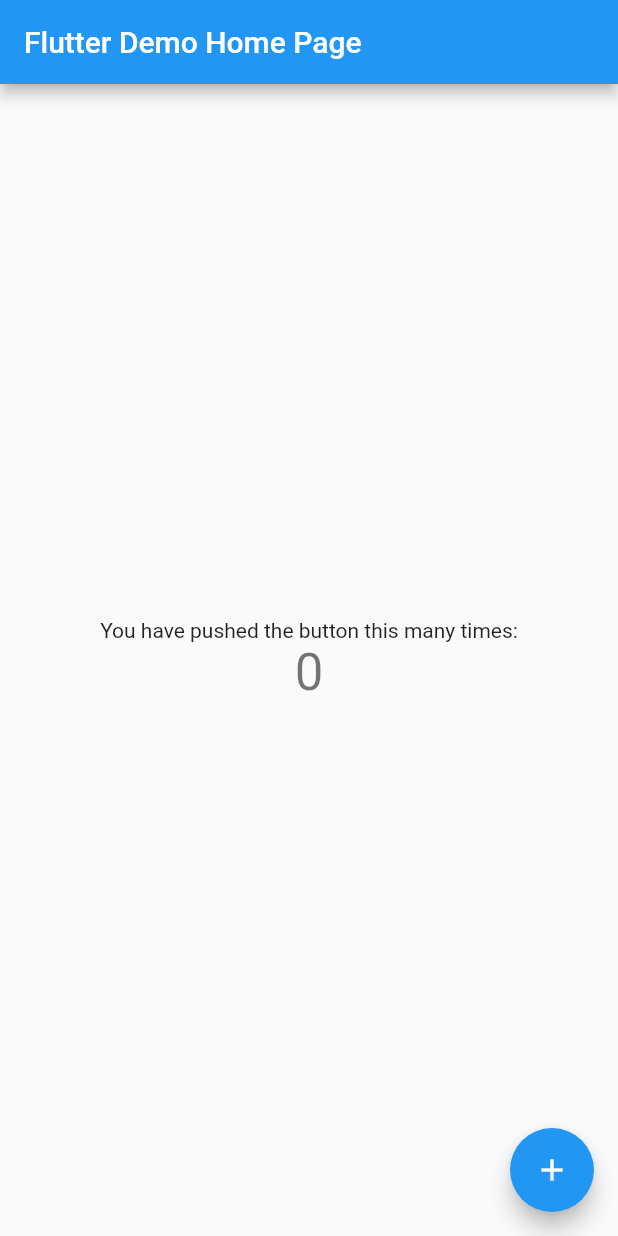
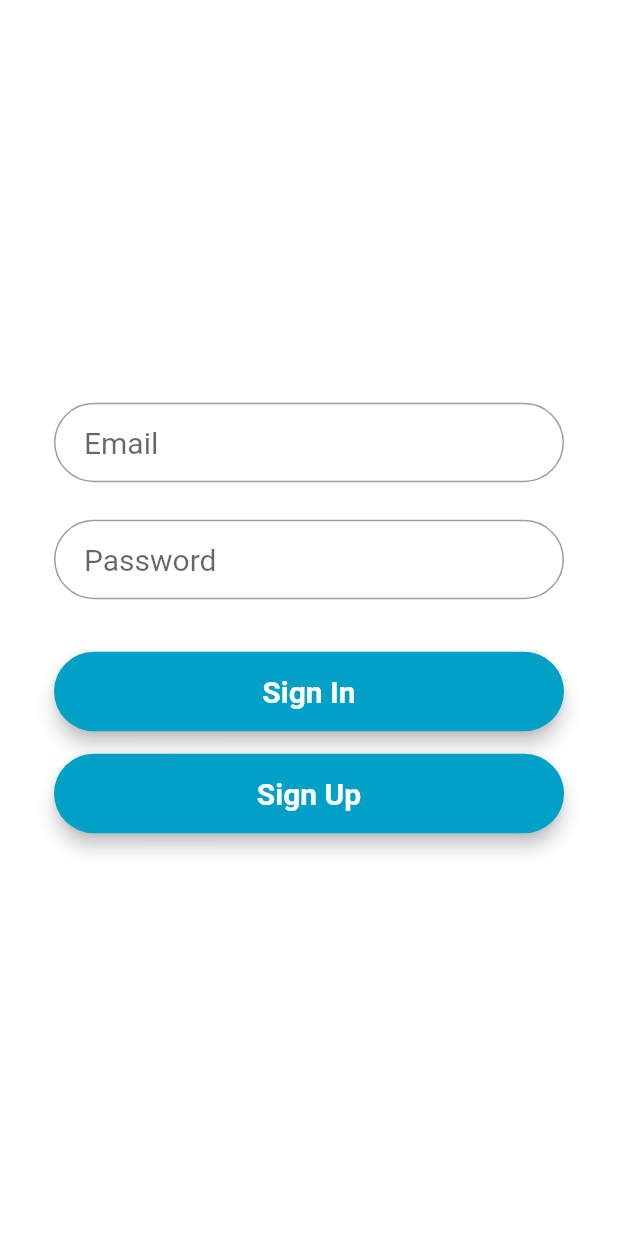
Before and after one commit to ong-ar/fix-up-with-app, a Flutter app: the screen it shows after launch, on a phone screen of 412 x 824 dp. Run offline on Flutter 3.47's test engine with Material 2 defaults, Android fonts, the phone set to English and light mode, and no system bars; Roboto replaces fonts that are missing (Montserrat).

Commit message:
signin screen 기초 작업

```diff
--- a/lib/main.dart
+++ b/lib/main.dart
@@ -1,4 +1,5 @@
 import 'package:flutter/material.dart';
+import "routes.dart";
 
 void main() => runApp(MyApp());
 
@@ -20,92 +21,8 @@ class MyApp extends StatelessWidget {
         // is not restarted.
         primarySwatch: Colors.blue,
       ),
-      home: MyHomePage(title: 'Flutter Demo Home Page'),
+      initialRoute: '/',
+      routes: routes,
     );
   }
 }
-
-class MyHomePage extends StatefulWidget {
-  MyHomePage({Key key, this.title}) : super(key: key);
-
-  // This widget is the home page of your application. It is stateful, meaning
-  // that it has a State object (defined below) that contains fields that affect
-  // how it looks.
-
-  // This class is the configuration for the state. It holds the values (in this
-  // case the title) provided by the parent (in this case the App widget) and
-  // used by the build method of the State. Fields in a Widget subclass are
-  // always marked "final".
-
-  final String title;
-
-  @override
-  _MyHomePageState createState() => _MyHomePageState();
-}
-
-class _MyHomePageState extends State<MyHomePage> {
-  int _counter = 0;
-
-  void _incrementCounter() {
-    setState(() {
-      // This call to setState tells the Flutter framework that something has
-      // changed in this State, which causes it to rerun the build method below
-      // so that the display can reflect the updated values. If we changed
-      // _counter without calling setState(), then the build method would not be
-      // called again, and so nothing would appear to happen.
-      _counter++;
-    });
-  }
-
-  @override
-  Widget build(BuildContext context) {
-    // This method is rerun every time setState is called, for instance as done
-    // by the _incrementCounter method above.
-    //
-    // The Flutter framework has been optimized to make rerunning build methods
-    // fast, so that you can just rebuild anything that needs updating rather
-    // than having to individually change instances of widgets.
-    return Scaffold(
-      appBar: AppBar(
-        // Here we take the value from the MyHomePage object that was created by
-        // the App.build method, and use it to set our appbar title.
-        title: Text(widget.title),
-      ),
-      body: Center(
-        // Center is a layout widget. It takes a single child and positions it
-        // in the middle of the parent.
-        child: Column(
-          // Column is also layout widget. It takes a list of children and
-          // arranges them vertically. By default, it sizes itself to fit its
-          // children horizontally, and tries to be as tall as its parent.
-          //
-          // Invoke "debug painting" (press "p" in the console, choose the
-          // "Toggle Debug Paint" action from the Flutter Inspector in Android
-          // Studio, or the "Toggle Debug Paint" command in Visual Studio Code)
-          // to see the wireframe for each widget.
-          //
-          // Column has various properties to control how it sizes itself and
-          // how it positions its children. Here we use mainAxisAlignment to
-          // center the children vertically; the main axis here is the vertical
-          // axis because Columns are vertical (the cross axis would be
-          // horizontal).
-          mainAxisAlignment: MainAxisAlignment.center,
-          children: <Widget>[
-            Text(
-              'You have pushed the button this many times:',
-            ),
-            Text(
-              '$_counter',
-              style: Theme.of(context).textTheme.display1,
-            ),
-          ],
-        ),
-      ),
-      floatingActionButton: FloatingActionButton(
-        onPressed: _incrementCounter,
-        tooltip: 'Increment',
-        child: Icon(Icons.add),
-      ), // This trailing comma makes auto-formatting nicer for build methods.
-    );
-  }
-}
--- /dev/null
+++ b/lib/routes.dart
@@ -0,0 +1,4 @@
+import 'package:flutter/material.dart';
+import 'screens/auth/index.dart';
+
+final routes = {'/': (BuildContext context) => Auth()};
--- /dev/null
+++ b/lib/screens/auth/auth.dart
@@ -0,0 +1,90 @@
+import 'package:flutter/material.dart';
+
+class Auth extends StatefulWidget {
+  @override
+  _AuthState createState() => _AuthState();
+}
+
+class _AuthState extends State<Auth> {
+  TextStyle style = TextStyle(fontFamily: 'Montserrat', fontSize: 20.0);
+  @override
+  Widget build(BuildContext context) {
+    final emailField = TextField(
+      obscureText: false,
+      style: style,
+      decoration: InputDecoration(
+          hintText: "Email",
+          contentPadding: EdgeInsets.fromLTRB(20.0, 15.0, 20.0, 15.0),
+          border:
+              OutlineInputBorder(borderRadius: BorderRadius.circular(32.0))),
+    );
+
+    final passwordField = TextField(
+      obscureText: true,
+      style: style,
+      decoration: InputDecoration(
+          hintText: "Password",
+          contentPadding: EdgeInsets.fromLTRB(20.0, 15.0, 20.0, 15.0),
+          border:
+              OutlineInputBorder(borderRadius: BorderRadius.circular(32.0))),
+    );
+
+    final signInButton = Material(
+      elevation: 5.0,
+      borderRadius: BorderRadius.circular(30.0),
+      color: Color(0xff01A0C7),
+      child: MaterialButton(
+        minWidth: MediaQuery.of(context).size.width,
+        padding: EdgeInsets.fromLTRB(20.0, 15.0, 20.0, 15.0),
+        onPressed: () {},
+        child: Text("Sign In",
+            textAlign: TextAlign.center,
+            style: style.copyWith(
+                color: Colors.white, fontWeight: FontWeight.bold)),
+      ),
+    );
+
+    final signUpButton = Material(
+      elevation: 5.0,
+      borderRadius: BorderRadius.circular(30.0),
+      color: Color(0xff01A0C7),
+      child: MaterialButton(
+        minWidth: MediaQuery.of(context).size.width,
+        padding: EdgeInsets.fromLTRB(20.0, 15.0, 20.0, 15.0),
+        onPressed: () {},
+        child: Text("Sign Up",
+            textAlign: TextAlign.center,
+            style: style.copyWith(
+                color: Colors.white, fontWeight: FontWeight.bold)),
+      ),
+    );
+
+    return Scaffold(
+      body: Center(
+        child: Container(
+          color: Colors.white,
+          child: Padding(
+            padding: const EdgeInsets.all(36.0),
+            child: Column(
+              crossAxisAlignment: CrossAxisAlignment.center,
+              mainAxisAlignment: MainAxisAlignment.center,
+              children: <Widget>[
+                emailField,
+                SizedBox(height: 25.0),
+                passwordField,
+                SizedBox(
+                  height: 35.0,
+                ),
+                signInButton,
+                SizedBox(
+                  height: 15.0,
+                ),
+                signUpButton
+              ],
+            ),
+          ),
+        ),
+      ),
+    );
+  }
+}
--- /dev/null
+++ b/lib/screens/auth/index.dart
@@ -0,0 +1 @@
+export 'auth.dart';
```
Also changed, not shown: 2 other files.
